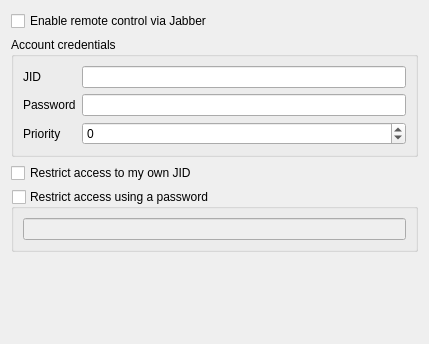
Old version of the form remote/SettingsJabberForm.ui in the repository LubosD/fatrat.
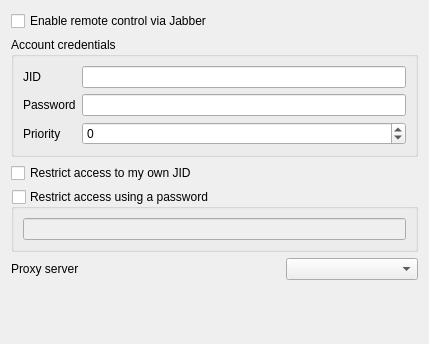
New version of the form.

Commit message: Jabber support now features HTTP/SOCKS5 proxy support

The edit to the form file:
```diff
--- a/remote/SettingsJabberForm.ui
+++ b/remote/SettingsJabberForm.ui
@@ -10,14 +10,14 @@
    </rect>
   </property>
   <layout class="QGridLayout" >
-   <item row="0" column="0" >
+   <item row="0" column="0" colspan="3" >
     <widget class="QCheckBox" name="checkEnable" >
      <property name="text" >
       <string>Enable remote control via Jabber</string>
      </property>
     </widget>
    </item>
-   <item row="1" column="0" >
+   <item row="1" column="0" colspan="3" >
     <widget class="QGroupBox" name="groupBox" >
      <property name="title" >
       <string>Account credentials</string>
@@ -64,14 +64,14 @@
      </layout>
     </widget>
    </item>
-   <item row="2" column="0" >
+   <item row="2" column="0" colspan="3" >
     <widget class="QCheckBox" name="checkRestrictSelf" >
      <property name="text" >
       <string>Restrict access to my own JID</string>
      </property>
     </widget>
    </item>
-   <item row="3" column="0" >
+   <item row="3" column="0" colspan="3" >
     <widget class="QGroupBox" name="groupRestrictPassword" >
      <property name="title" >
       <string>Restrict access using a password</string>
@@ -94,6 +94,16 @@
     </widget>
    </item>
    <item row="4" column="0" >
+    <widget class="QLabel" name="label_4" >
+     <property name="text" >
+      <string>Proxy server</string>
+     </property>
+    </widget>
+   </item>
+   <item row="4" column="2" >
+    <widget class="QComboBox" name="comboProxy" />
+   </item>
+   <item row="5" column="1" >
     <spacer>
      <property name="orientation" >
       <enum>Qt::Vertical</enum>
```
The commit also changes 3 other files.
